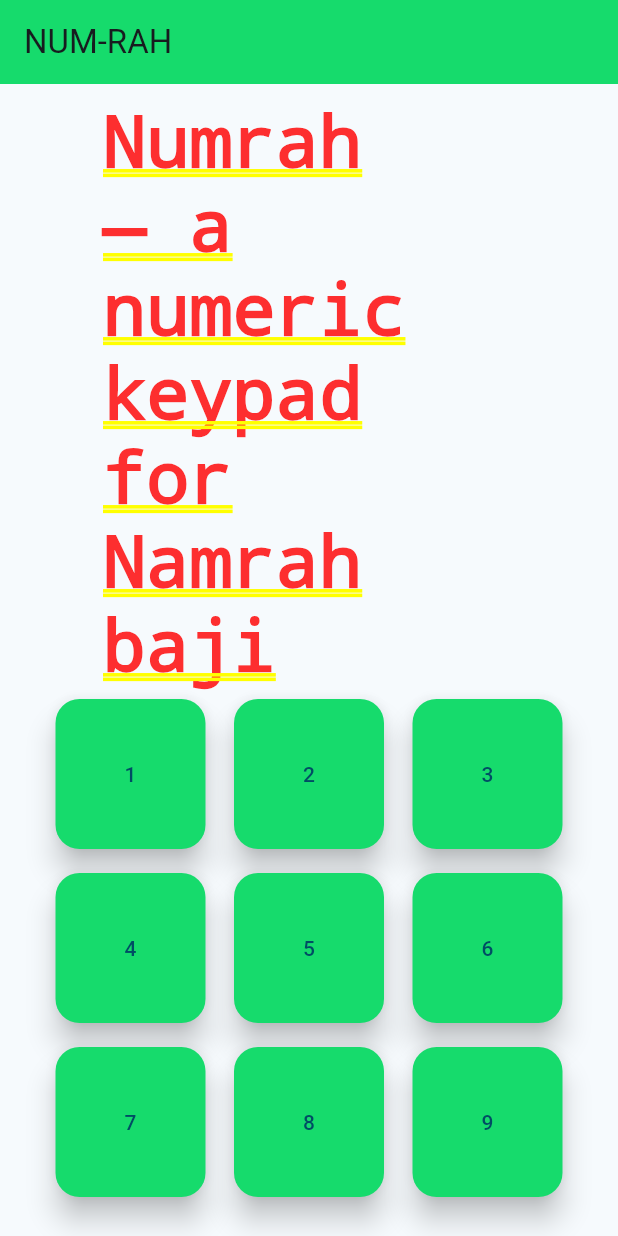
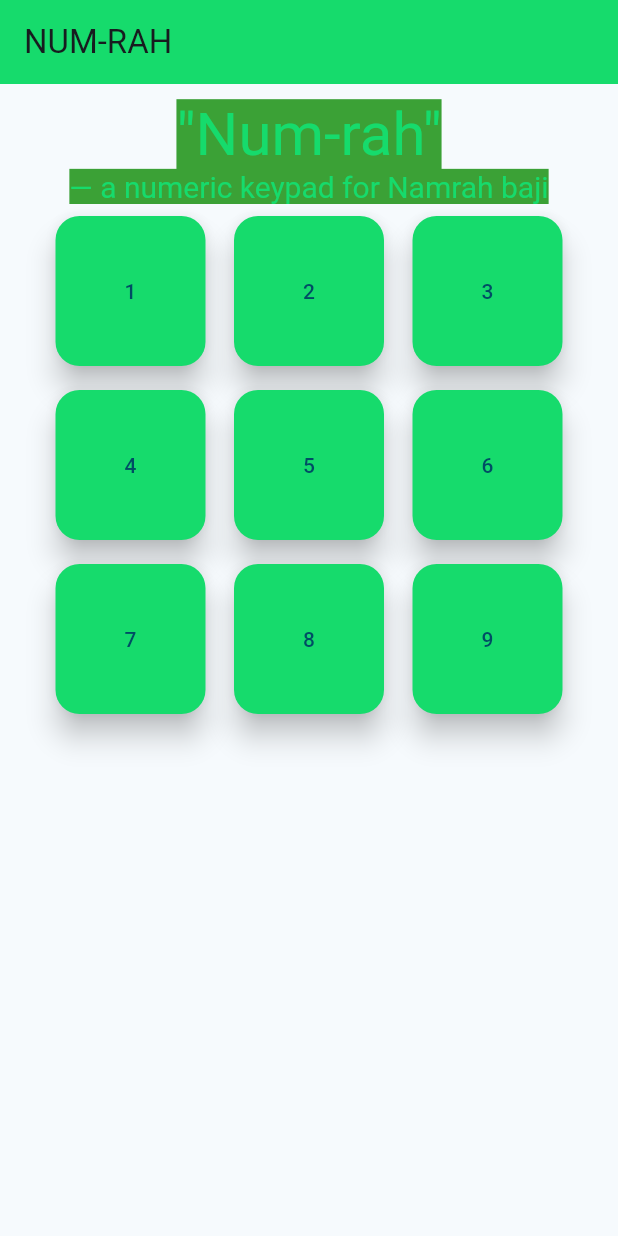
Before and after one commit to AshnahKhalidKhan/App-Dev, a Flutter app: the screen it shows after launch, on a phone screen of 412 x 824 dp. Run offline on Flutter 3.47's test engine with Material 2 defaults, Android fonts, the phone set to English and light mode, and no system bars.

Commit message:
Heading par heading ban rahi hai bhai

```diff
--- a/Flutter Lab 2/lib/Widget/NumrahKeypad.dart
+++ b/Flutter Lab 2/lib/Widget/NumrahKeypad.dart
@@ -26,14 +26,31 @@ class NumrahKeypad extends StatelessWidget
           [
             SizedBox
             (
-              width: MediaQuery.sizeOf(context).width / 1.5,
+              width: MediaQuery.sizeOf(context).width,
               // height: MediaQuery.sizeOf(context).height / 8,
               child: RichText
               (
-                text: TextSpan
+                textAlign: TextAlign.center,
+                text: const TextSpan
                 (
-                  text: "Numrah\n— a numeric keypad for Namrah baji",
-                  style: DefaultTextStyle.of(context).style,
+                  text: "\"Num-rah\"",
+                  style: TextStyle
+                  (
+                    fontSize: 40,
+                    color: greenButtonColor,
+                    backgroundColor: Color.fromARGB(255, 59, 161, 54),
+                  ),
+                  children:
+                  [
+                    TextSpan
+                    (
+                      text: "\n— a numeric keypad for Namrah baji",
+                      style: TextStyle
+                      (
+                        fontSize: 20,
+                      ),
+                    ),
+                  ],
                 ),
               ),
             ),
```
